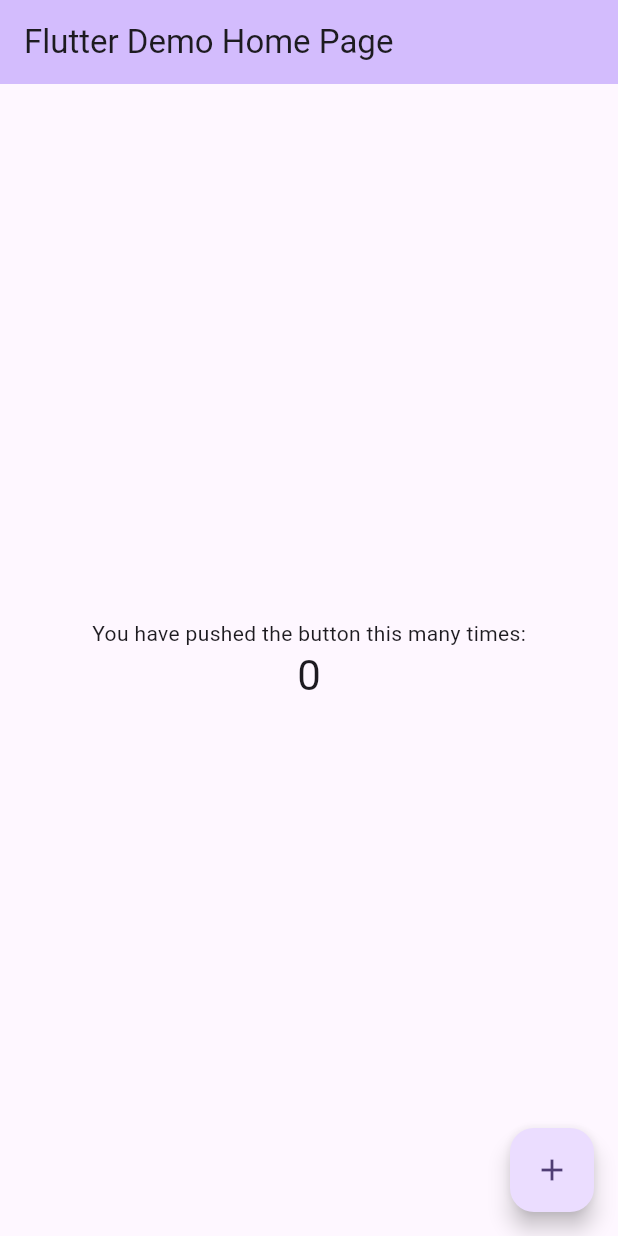
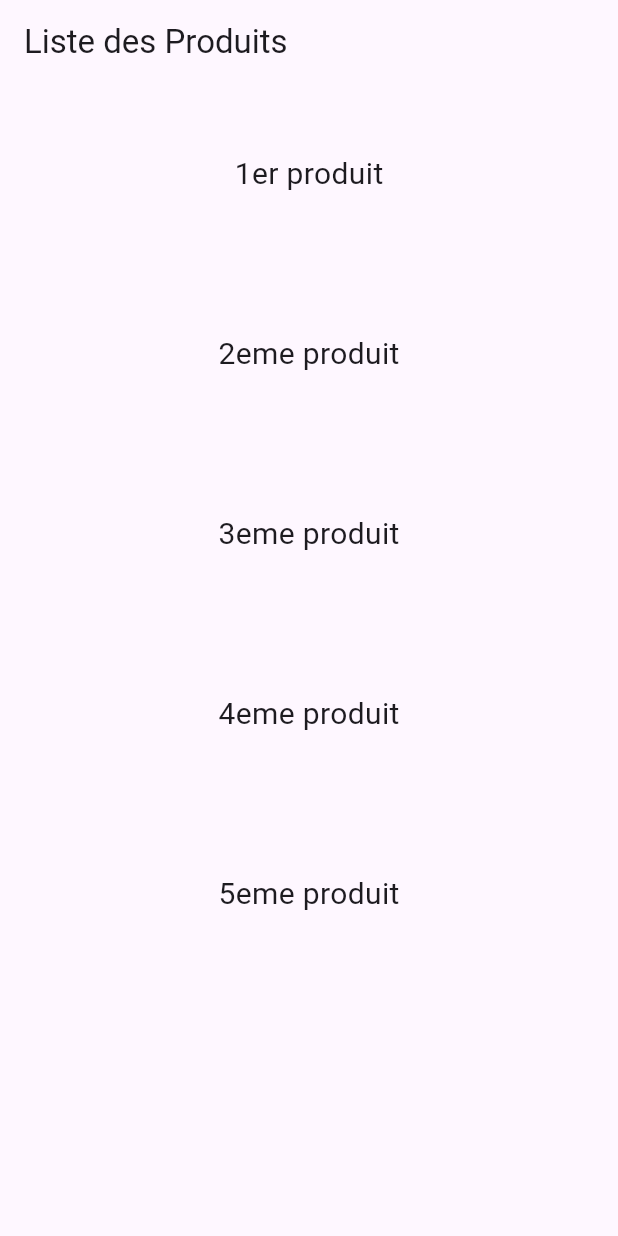
Before and after one commit to el-wiam/flutter-apps, a Flutter app: the screen it shows after launch, on a phone screen of 412 x 824 dp. Run offline on Flutter 3.47's test engine with Material 3 defaults, Android fonts, the phone set to English and light mode, and no system bars.

Commit message:
commit 2

```diff
--- a/lib/main.dart
+++ b/lib/main.dart
@@ -1,4 +1,5 @@
 import 'package:flutter/material.dart';
+import 'package:produitsapp/produits_list.dart';
 
 void main() {
   runApp(const MyApp());
@@ -11,115 +12,7 @@ class MyApp extends StatelessWidget {
   @override
   Widget build(BuildContext context) {
     return MaterialApp(
-      title: 'Flutter Demo',
-      theme: ThemeData(
-        // This is the theme of your application.
-        //
-        // TRY THIS: Try running your application with "flutter run". You'll see
-        // the application has a purple toolbar. Then, without quitting the app,
-        // try changing the seedColor in the colorScheme below to Colors.green
-        // and then invoke "hot reload" (save your changes or press the "hot
-        // reload" button in a Flutter-supported IDE, or press "r" if you used
-        // the command line to start the app).
-        //
-        // Notice that the counter didn't reset back to zero; the application
-        // state is not lost during the reload. To reset the state, use hot
-        // restart instead.
-        //
-        // This works for code too, not just values: Most code changes can be
-        // tested with just a hot reload.
-        colorScheme: ColorScheme.fromSeed(seedColor: Colors.deepPurple),
-        useMaterial3: true,
-      ),
-      home: const MyHomePage(title: 'Flutter Demo Home Page'),
+      home:ProduitsList(),
     );
   }
 }
-
-class MyHomePage extends StatefulWidget {
-  const MyHomePage({super.key, required this.title});
-
-  // This widget is the home page of your application. It is stateful, meaning
-  // that it has a State object (defined below) that contains fields that affect
-  // how it looks.
-
-  // This class is the configuration for the state. It holds the values (in this
-  // case the title) provided by the parent (in this case the App widget) and
-  // used by the build method of the State. Fields in a Widget subclass are
-  // always marked "final".
-
-  final String title;
-
-  @override
-  State<MyHomePage> createState() => _MyHomePageState();
-}
-
-class _MyHomePageState extends State<MyHomePage> {
-  int _counter = 0;
-
-  void _incrementCounter() {
-    setState(() {
-      // This call to setState tells the Flutter framework that something has
-      // changed in this State, which causes it to rerun the build method below
-      // so that the display can reflect the updated values. If we changed
-      // _counter without calling setState(), then the build method would not be
-      // called again, and so nothing would appear to happen.
-      _counter++;
-    });
-  }
-
-  @override
-  Widget build(BuildContext context) {
-    // This method is rerun every time setState is called, for instance as done
-    // by the _incrementCounter method above.
-    //
-    // The Flutter framework has been optimized to make rerunning build methods
-    // fast, so that you can just rebuild anything that needs updating rather
-    // than having to individually change instances of widgets.
-    return Scaffold(
-      appBar: AppBar(
-        // TRY THIS: Try changing the color here to a specific color (to
-        // Colors.amber, perhaps?) and trigger a hot reload to see the AppBar
-        // change color while the other colors stay the same.
-        backgroundColor: Theme.of(context).colorScheme.inversePrimary,
-        // Here we take the value from the MyHomePage object that was created by
-        // the App.build method, and use it to set our appbar title.
-        title: Text(widget.title),
-      ),
-      body: Center(
-        // Center is a layout widget. It takes a single child and positions it
-        // in the middle of the parent.
-        child: Column(
-          // Column is also a layout widget. It takes a list of children and
-          // arranges them vertically. By default, it sizes itself to fit its
-          // children horizontally, and tries to be as tall as its parent.
-          //
-          // Column has various properties to control how it sizes itself and
-          // how it positions its children. Here we use mainAxisAlignment to
-          // center the children vertically; the main axis here is the vertical
-          // axis because Columns are vertical (the cross axis would be
-          // horizontal).
-          //
-          // TRY THIS: Invoke "debug painting" (choose the "Toggle Debug Paint"
-          // action in the IDE, or press "p" in the console), to see the
-          // wireframe for each widget.
-          mainAxisAlignment: MainAxisAlignment.center,
-          children: <Widget>[
-            const Text(
-              'You have pushed the button this many times:',
-            ),
-            Text(
-              '$_counter',
-              style: Theme.of(context).textTheme.headlineMedium,
-            ),
-          ],
-        ),
-      ),
-      floatingActionButton: FloatingActionButton(
-        onPressed: _incrementCounter,
-        tooltip: 'Increment',
-        child: const Icon(Icons.add),
-      ), // This trailing comma makes auto-formatting nicer for build methods.
-    );
-  }
-}
--- /dev/null
+++ b/lib/produit_box.dart
@@ -0,0 +1,21 @@
+import 'package:flutter/material.dart';
+
+class ProduitBox extends StatelessWidget {
+  final String nomProduit;
+
+  // Constructor to initialize the attribute
+  const ProduitBox({super.key,required this.nomProduit});
+
+  @override
+  Widget build(BuildContext context) {
+    return Container(
+      height: 120, // Define the height
+      child: Center(
+        child: Text(
+          nomProduit,
+          style: const TextStyle(fontSize: 20),
+        ),
+      ),
+    );
+  }
+}
--- /dev/null
+++ b/lib/produits_list.dart
@@ -0,0 +1,30 @@
+import 'package:flutter/material.dart';
+import 'produit_box.dart';
+
+void main(){
+  runApp( ProduitsList());
+}
+
+class ProduitsList extends StatelessWidget {
+    List liste=[
+    ["1er produit" , false],
+    ["2eme produit" , false],
+    ["3eme produit" , false],
+    ["4eme produit" , false],
+    ["5eme produit" , false]
+  ];
+  @override
+  Widget build(BuildContext context) {
+    return Scaffold(
+      appBar: AppBar(
+        title: Text('Liste des Produits'),
+      ),
+      body: ListView.builder(
+        itemCount: liste.length,
+        itemBuilder: (context, index) {
+          return ProduitBox(nomProduit: liste[index][0]);
+        },
+      ),
+    ); // Placeholder for now
+  }
+}
```
